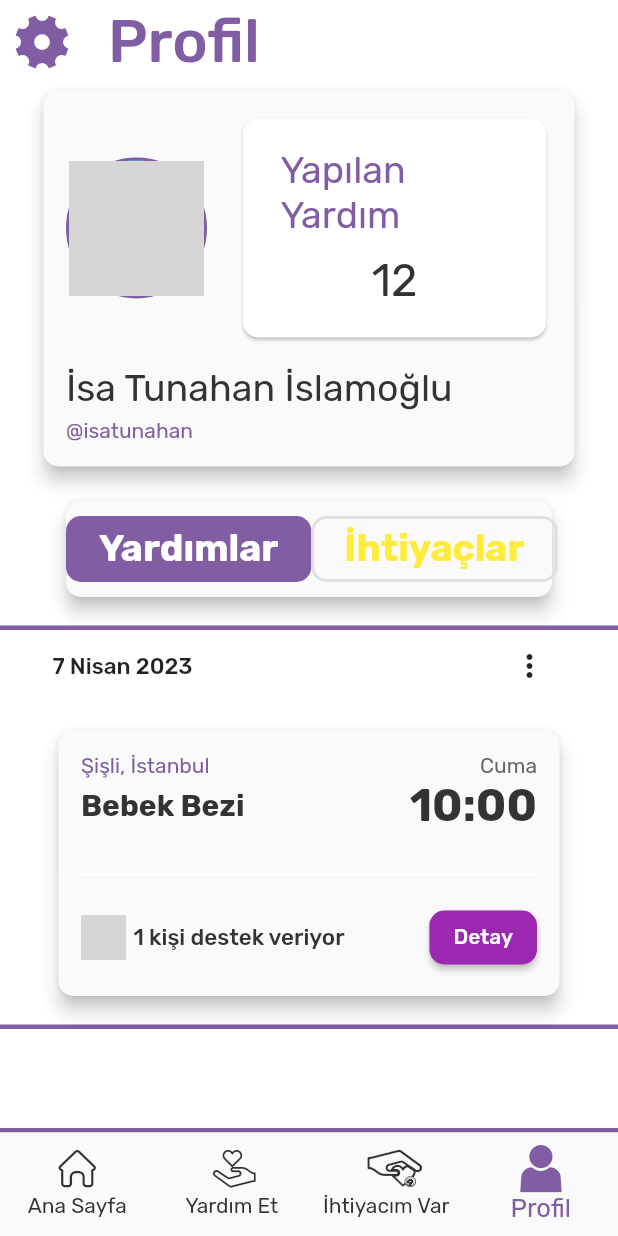
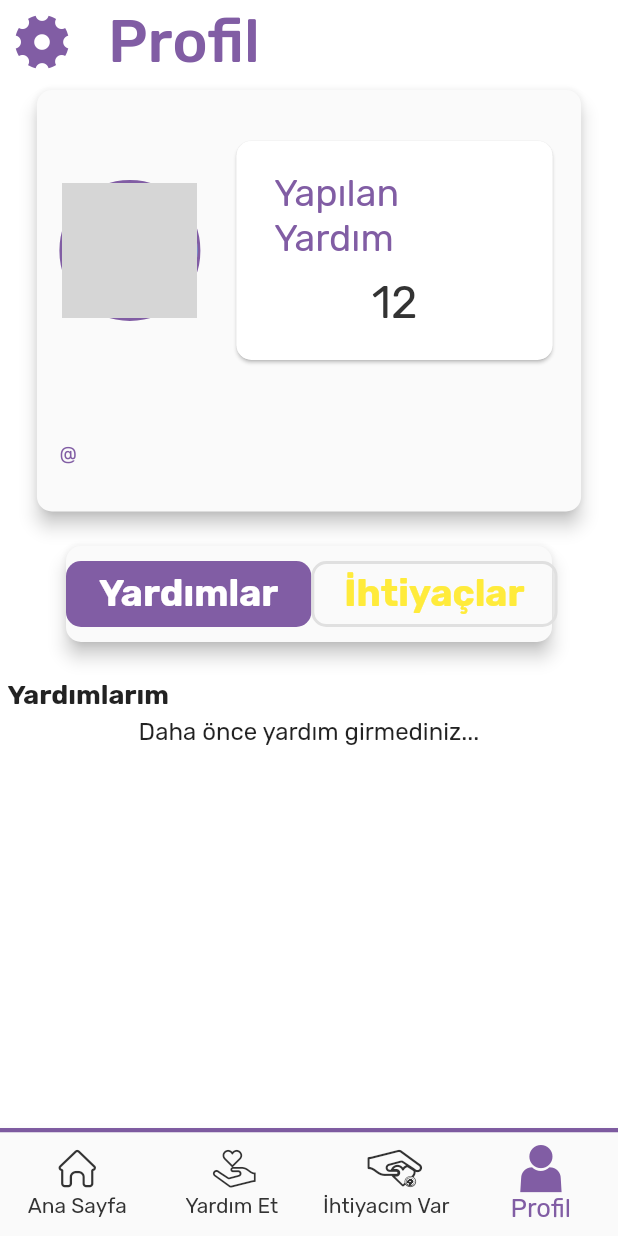
Before and after one commit to IsaTunahan/HelpHub, a Flutter app: the screen it shows once a user with an empty profile is signed in, item 4 of the bottom bar chosen, on a phone screen of 412 x 824 dp. Run offline on Flutter 3.47's test engine with Material 2 defaults, Android fonts, the phone set to English and light mode, and no system bars; our stand-ins replace cloud_firestore, firebase_auth, firebase_core, google_fonts, google_sign_in; accounts and stored records are empty; grey boxes are pictures that could not be loaded.

Commit message:
profil yardımlarım ve ihtiyaçlarım düzenlendi

```diff
--- a/lib/screens/profile/prf_yrd_ihtc.dart
+++ b/lib/screens/profile/prf_yrd_ihtc.dart
@@ -2,6 +2,7 @@ import 'package:bootcamp/screens/profile/profil_ihtiyaclar.dart';
 import 'package:bootcamp/screens/profile/profil_yardimlar.dart';
 import 'package:bootcamp/style/colors.dart';
 import 'package:flutter/material.dart';
+import 'package:firebase_auth/firebase_auth.dart';
 
 class CategorySwitcherWidget extends StatefulWidget {
   const CategorySwitcherWidget({super.key});
@@ -11,6 +12,7 @@ class CategorySwitcherWidget extends StatefulWidget {
 }
 
 class _CategorySwitcherWidgetState extends State<CategorySwitcherWidget> {
+  final user = FirebaseAuth.instance.currentUser!;
   int _selectedIndex = 0;
 
   @override
@@ -106,9 +108,9 @@ class _CategorySwitcherWidgetState extends State<CategorySwitcherWidget> {
         ),
         IndexedStack(
           index: _selectedIndex,
-          children: const [
-            ProfilYardimlar(),
-            ProfilIhtiyaclar()
+          children: [
+            ProfilYardimlar(currentUserEmail: user.email!),
+            ProfilIhtiyaclar(currentUserEmail: user.email!),
           ],
         ),
       ],
--- a/lib/screens/profile/profil_yardimlar.dart
+++ b/lib/screens/profile/profil_yardimlar.dart
@@ -1,147 +1,126 @@
 import 'package:bootcamp/style/colors.dart';
 import 'package:flutter/material.dart';
+import 'package:cloud_firestore/cloud_firestore.dart';
 
-class ProfilYardimlar extends StatelessWidget {
-  const ProfilYardimlar({super.key});
+class ProfilYardimlar extends StatefulWidget {
+  final String currentUserEmail;
+
+  const ProfilYardimlar({Key? key, required this.currentUserEmail}) : super(key: key);
+
+  @override
+  State<ProfilYardimlar> createState() => _ProfilYardimlarState();
+}
+
+class _ProfilYardimlarState extends State<ProfilYardimlar> {
+  late CollectionReference<Map<String, dynamic>> collection;
+  List<DocumentSnapshot<Map<String, dynamic>>> documents = [];
+
+  @override
+  void initState() {
+    super.initState();
+    collection = FirebaseFirestore.instance.collection('helps');
+    fetchData();
+  }
+
+  Future<void> fetchData() async {
+    final querySnapshot = await collection.where('Destek Sahibi', isEqualTo: widget.currentUserEmail).get();
+
+    setState(() {
+      documents = querySnapshot.docs;
+    });
+  }
 
   @override
   Widget build(BuildContext context) {
-    return Row(
+    final screenHeight = MediaQuery.of(context).size.height;
+
+    return Expanded(
+      child: SingleChildScrollView(
+        child: Column(
+          crossAxisAlignment: CrossAxisAlignment.start,
           children: [
-        Expanded(
-          child: Container(
-            decoration: const BoxDecoration(
-              border: Border.symmetric(
-                horizontal: BorderSide(width: 3, color: AppColors.purple),
+            Padding(
+              padding: const EdgeInsets.all(5.0),
+              child: Text(
+                'Yardımlarım',
+                style: const TextStyle(
+                  fontSize: 18,
+                  fontWeight: FontWeight.bold,
                 ),
               ),
-            child: Padding(
-              padding: const EdgeInsets.symmetric(horizontal: 35),
-              child: Column(
-                children: [
-                  Row(
-                    mainAxisAlignment: MainAxisAlignment.end,
-                    children: [
-                      const Expanded(
+            ),
+            documents.isEmpty
+                    ? const Center(
                         child: Text(
-                          "7 Nisan 2023",
-                          style: TextStyle(
-                              fontSize: 15, fontWeight: FontWeight.w500),
+                          'Daha önce yardım girmediniz...',
+                          style: TextStyle(fontSize: 16),
                         ),
-                      ),
-                      IconButton(
-                        onPressed: () {},
-                        icon: const Icon(Icons.more_vert),
                       )
-                    ],
-                  ),
-                  Padding(
-                    padding: const EdgeInsets.symmetric(vertical: 15),
-                    child: Card(
+                : ListView.builder(
+                    shrinkWrap: true,
+                    physics: const NeverScrollableScrollPhysics(),
+                    itemCount: documents.length,
+                    itemBuilder: (context, index) {
+                      final data = documents[index].data() as Map<String, dynamic>;
+                      final anakategori = data['Ana Kategori'];
+                      final altkategori = data['Alt Kategori'];
+                      final birim = data['Birim'];
+                      final destek = data['Destek'];
+                      final miktar = data['Miktar'];
+
+
+                      return Card(
                         elevation: 5,
                         color: Colors.grey.shade50,
                         shape: RoundedRectangleBorder(
-                          borderRadius: BorderRadius.circular(10)),
+                          borderRadius: BorderRadius.circular(10),
+                        ),
                         child: Padding(
                           padding: const EdgeInsets.all(15.0),
                           child: Column(
+                            crossAxisAlignment: CrossAxisAlignment.start,
                             children: [
-                            const Row(
-                              children: [
-                                Expanded(
-                                  child: Text(
-                                    "Şişli, İstanbul",
-                                    style: TextStyle(
-                                      color: AppColors.purple,
+                              Text(
+                                widget.currentUserEmail,
+                                style: const TextStyle(
+                                  color: Colors.grey,
+                                  fontSize: 20,
+                                  fontWeight: FontWeight.bold,
                                 ),
                               ),
-                                ),
+                              const SizedBox(height: 5),
                               Text(
-                                  "Cuma",
-                                  style: TextStyle(color: AppColors.grey3),
-                                )
-                              ],
-                            ),
-                            const Row(
-                              children: [
-                                Expanded(
-                                  child: Text(
-                                    "Bebek Bezi",
-                                    style: TextStyle(
-                                        color: AppColors.darkGrey,
-                                        fontSize: 20,
-                                        fontWeight: FontWeight.bold),
+                                anakategori ?? '',
+                                style: const TextStyle(
+                                  color: Colors.grey,
+                                  fontSize: 18,
                                 ),
                               ),
+                              const SizedBox(height: 5),
                               Text(
-                                  "10:00",
-                                  style: TextStyle(
-                                    color: AppColors.darkGrey,
-                                    fontSize: 30,
-                                    fontWeight: FontWeight.bold,
-                                  ),
-                                )
-                              ],
-                            ),
-                            const SizedBox(
-                              height: 20,
-                            ),
-                            const Divider(
-                              color: Colors.white,
-                              thickness: 1.5,
-                            ),
-                            const SizedBox(
-                              height: 10,
-                            ),
-                            Row(children: [
-                              const Row(
-                                children: [
-                                  CircleAvatar(
-                                    backgroundImage:
-                                        AssetImage("assets/profil/isa.jpg"),
-                                    radius: 15,
-                                  ),
-                                  SizedBox(
-                                    width: 5,
-                                  ),
-                                  Text(
-                                    "1 kişi destek veriyor",
-                                    style: TextStyle(
-                                        color: AppColors.darkGrey,
-                                        fontSize: 15,
-                                        fontWeight: FontWeight.w500),
-                                  )
-                                ],
-                              ),
-                              Expanded(
-                                child: Align(
-                                  alignment: Alignment.centerRight,
-                                  child: ElevatedButton(
-                                    onPressed: () {},
-                                    style: ElevatedButton.styleFrom(
-                                        shape: RoundedRectangleBorder(
-                                            borderRadius:
-                                                BorderRadius.circular(10)),
-                                        backgroundColor: Colors.purple),
-                                    child: const Text(
-                                      "Detay",
-                                      style: TextStyle(color: AppColors.white),
+                                altkategori ?? '',
+                                style: const TextStyle(
+                                  color: Colors.black,
+                                  fontSize: 16,
                                 ),
                               ),
+                              const SizedBox(height: 10),
+                              Text(
+                                "$miktar $birim $destek" ,
+                                style: const TextStyle(
+                                  color: Colors.black,
+                                  fontSize: 14,
                                 ),
-                              )
-                            ])
+                              ),
                             ],
                           ),
                         ),
+                      );
+                    },
                   ),
-                  )
           ],
         ),
       ),
-          ),
-        ),
-      ],
     );
   }
 }
--- a/lib/screens/profile/profile_screen.dart
+++ b/lib/screens/profile/profile_screen.dart
@@ -1,17 +1,22 @@
 import 'package:bootcamp/screens/profile/prf_yrd_ihtc.dart';
+import 'package:bootcamp/screens/profile/profil_ihtiyaclar.dart';
+import 'package:bootcamp/style/colors.dart';
+import 'package:cloud_firestore/cloud_firestore.dart';
+import 'package:firebase_auth/firebase_auth.dart';
+import 'package:flutter/material.dart';
 import 'package:bootcamp/screens/profile/settings/settings_screen.dart';
-import 'package:bootcamp/style/colors.dart';
 import 'package:bootcamp/style/icons/helphub_icons.dart';
-import 'package:flutter/material.dart';
 
 class ProfileScreen extends StatefulWidget {
-  const ProfileScreen({super.key});
+  const ProfileScreen({Key? key});
 
   @override
   State<ProfileScreen> createState() => _ProfileScreenState();
 }
 
 class _ProfileScreenState extends State<ProfileScreen> {
+  final user = FirebaseAuth.instance.currentUser!;
+
   @override
   Widget build(BuildContext context) {
     final screenWidth = MediaQuery.of(context).size.width;
@@ -28,19 +33,19 @@ class _ProfileScreenState extends State<ProfileScreen> {
         leading: GestureDetector(
           onTap: () {
             Navigator.push(
-                context,
-                MaterialPageRoute(
-                    builder: (context) => const SettingsScreen()));
+              context,
+              MaterialPageRoute(
+                builder: (context) => const SettingsScreen(),
+              ),
+            );
           },
-          child: const Icon(Helphub.settings,
-              color: AppColors.purple, size: 35),
+          child: const Icon(Helphub.settings, color: AppColors.purple, size: 35),
         ),
       ),
       body: Column(
         children: [
           Padding(
-            padding: EdgeInsets.symmetric(
-                horizontal: screenWidth - (screenWidth - 25)),
+            padding: EdgeInsets.symmetric(horizontal: screenWidth * 0.05),
             child: Card(
               shape: RoundedRectangleBorder(
                 borderRadius: BorderRadius.circular(10),
@@ -49,13 +54,11 @@ class _ProfileScreenState extends State<ProfileScreen> {
               color: Colors.grey.shade50,
               child: SingleChildScrollView(
                 child: Padding(
-                  padding: const EdgeInsets.symmetric(horizontal: 15),
+                  padding: const EdgeInsets.all(15),
                   child: Column(
                     crossAxisAlignment: CrossAxisAlignment.start,
                     children: [
-                      const SizedBox(
-                        height: 15,
-                      ),
+                      const SizedBox(height: 15),
                       Row(
                         children: [
                           Container(
@@ -68,8 +71,7 @@ class _ProfileScreenState extends State<ProfileScreen> {
                             ),
                             child: const CircleAvatar(
                               radius: 45,
-                              backgroundImage:
-                                  AssetImage('assets/profil/isa.jpg'),
+                              backgroundImage: AssetImage('assets/profil/isa.jpg'),
                             ),
                           ),
                           const SizedBox(width: 20),
@@ -80,8 +82,7 @@ class _ProfileScreenState extends State<ProfileScreen> {
                               ),
                               color: AppColors.white,
                               child: const Padding(
-                                padding: EdgeInsets.symmetric(
-                                    vertical: 20, horizontal: 25),
+                                padding: EdgeInsets.symmetric(vertical: 20, horizontal: 25),
                                 child: Column(
                                   crossAxisAlignment: CrossAxisAlignment.center,
                                   children: [
@@ -96,8 +97,9 @@ class _ProfileScreenState extends State<ProfileScreen> {
                                     Text(
                                       '12',
                                       style: TextStyle(
-                                          fontSize: 30,
-                                          color: AppColors.darkGrey),
+                                        fontSize: 30,
+                                        color: AppColors.darkGrey,
+                                      ),
                                     ),
                                   ],
                                 ),
@@ -106,36 +108,30 @@ class _ProfileScreenState extends State<ProfileScreen> {
                           ),
                         ],
                       ),
-                      const SizedBox(
-                        height: 15,
-                      ),
-                      const Align(
+                      const SizedBox(height: 15),
+                      Align(
                         alignment: Alignment.centerLeft,
                         child: Column(
                           crossAxisAlignment: CrossAxisAlignment.start,
                           children: [
                             Text(
-                              'İsa Tunahan İslamoğlu',
-                              style: TextStyle(
+                              user.displayName ?? '',
+                              style: const TextStyle(
                                 color: AppColors.darkGrey,
                                 fontSize: 25,
                               ),
                             ),
-                            SizedBox(
-                              height: 5,
-                            ),
+                            const SizedBox(height: 5),
                             Text(
-                              '@isatunahan',
-                              style: TextStyle(
+                              '@${user.email!.split('@')[0]}',
+                              style: const TextStyle(
                                 color: AppColors.purple,
                               ),
                             ),
-                            SizedBox(
-                              height: 15,
-                            )
+                            const SizedBox(height: 15),
                           ],
                         ),
-                      )
+                      ),
                     ],
                   ),
                 ),
```
Also changed, not shown: lib/screens/home/home_screen.dart (+7 -4 lines), lib/screens/profile/profil_ihtiyaclar.dart (+89 -107 lines). Lines whose indentation alone changed are shown as unchanged.
